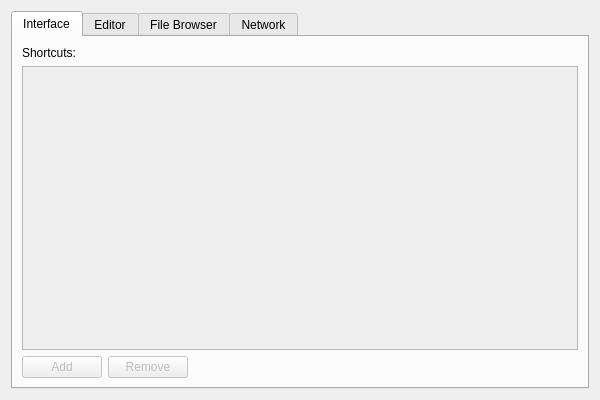
Above: gui/src/SettingsDialog.ui from ctaggart/octave before the change. Below: the same form after it.
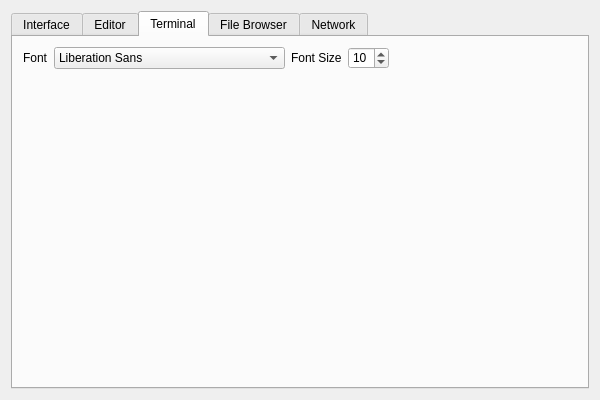
That is the form after the change. The open tabs and pages were chosen to show the change.

Commit message:
Added controls and settings for changing the terminal font. MainWindow.cpp: Added logic to update terminal font and store settings persistently. SettingDialog.ui: Added controls to alter terminal font and size.
branch : gui

```diff
--- a/gui/src/SettingsDialog.ui
+++ b/gui/src/SettingsDialog.ui
@@ -237,6 +237,70 @@
        </item>
       </layout>
      </widget>
+     <widget class="QWidget" name="tab_5">
+      <attribute name="title">
+       <string>Terminal</string>
+      </attribute>
+      <widget class="QWidget" name="layoutWidget">
+       <property name="geometry">
+        <rect>
+         <x>10</x>
+         <y>10</y>
+         <width>436</width>
+         <height>22</height>
+        </rect>
+       </property>
+       <layout class="QHBoxLayout" name="horizontalLayout_5">
+        <item>
+         <widget class="QLabel" name="label_11">
+          <property name="text">
+           <string>Font</string>
+          </property>
+         </widget>
+        </item>
+        <item>
+         <widget class="QFontComboBox" name="terminal_fontName">
+          <property name="editable">
+           <bool>false</bool>
+          </property>
+         </widget>
+        </item>
+        <item>
+         <widget class="QLabel" name="label_12">
+          <property name="text">
+           <string>Font Size</string>
+          </property>
+         </widget>
+        </item>
+        <item>
+         <widget class="QSpinBox" name="terminal_fontSize">
+          <property name="minimum">
+           <number>2</number>
+          </property>
+          <property name="maximum">
+           <number>96</number>
+          </property>
+          <property name="value">
+           <number>10</number>
+          </property>
+         </widget>
+        </item>
+        <item>
+         <spacer name="horizontalSpacer_5">
+          <property name="orientation">
+           <enum>Qt::Horizontal</enum>
+          </property>
+          <property name="sizeHint" stdset="0">
+           <size>
+            <width>40</width>
+            <height>20</height>
+           </size>
+          </property>
+         </spacer>
+        </item>
+       </layout>
+      </widget>
+     </widget>
      <widget class="QWidget" name="tab_2">
       <attribute name="title">
        <string>File Browser</string>
```
The commit also changes 3 other files.
